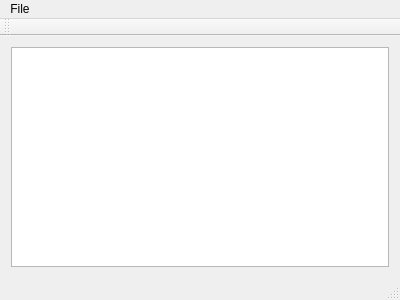
Before: the Qt Designer form PictureMonster/mainwindow.ui in CookiePLMonster/PictureMonster, drawn with Qt 5.
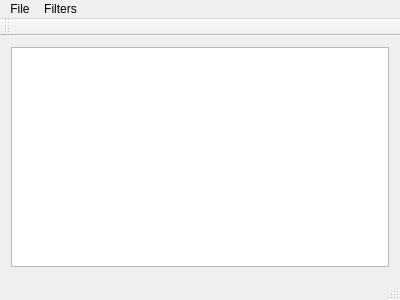
After: the same form once the commit is applied.

What changed in the file:
```diff
--- a/PictureMonster/mainwindow.ui
+++ b/PictureMonster/mainwindow.ui
@@ -35,7 +35,15 @@
     </property>
     <addaction name="actionOpen"/>
    </widget>
+   <widget class="QMenu" name="menuFilters">
+    <property name="title">
+     <string>Filters</string>
+    </property>
+    <addaction name="actionNegative"/>
+    <addaction name="actionSepia"/>
+   </widget>
    <addaction name="menuFile"/>
+   <addaction name="menuFilters"/>
   </widget>
   <widget class="QToolBar" name="mainToolBar">
    <attribute name="toolBarArea">
```
Left out of the diff: 10 changed lines with no effect on the pictures.
